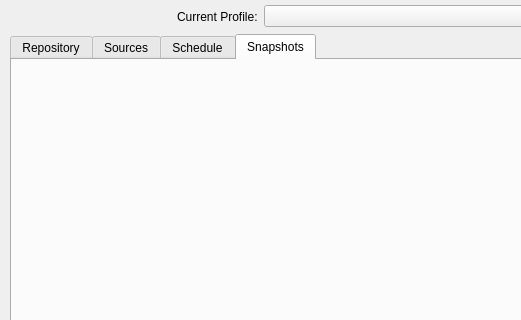
Old version of the form src/vorta/assets/UI/mainwindow.ui in the repository borgbase/vorta; both pictures show x 0 to 521 and y 0 to 320 of the 800 by 600 pixel window.
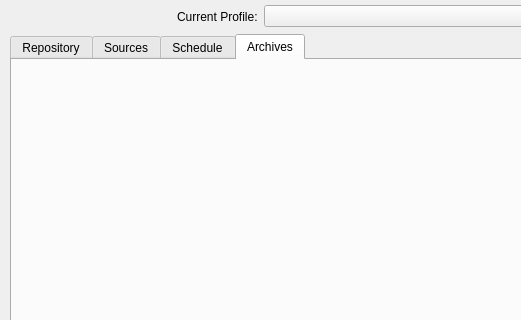
New version of the form. The open tabs and pages were chosen to show the change. Icons and pictures are not drawn.

Commit message: Use 'Archive' term instead of 'Snapshot' to be consistent with main Borg terminology. Fixes #39

What changed in the file:
```diff
--- a/src/vorta/assets/UI/mainwindow.ui
+++ b/src/vorta/assets/UI/mainwindow.ui
@@ -163,7 +163,7 @@
        </widget>
        <widget class="QWidget" name="snapshotTabSlot">
         <attribute name="title">
-         <string>Snapshots</string>
+         <string>Archives</string>
         </attribute>
        </widget>
       </widget>
```
Left out of the diff: 4 changed lines with no effect on the pictures. The commit also changes 6 other files.
